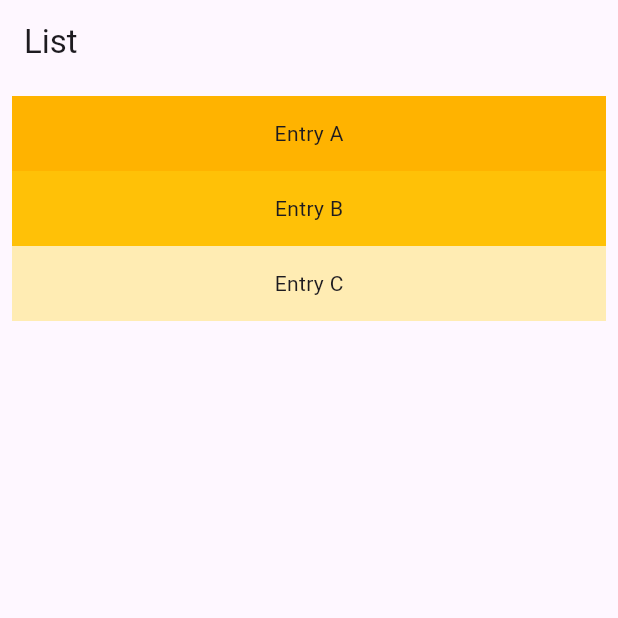
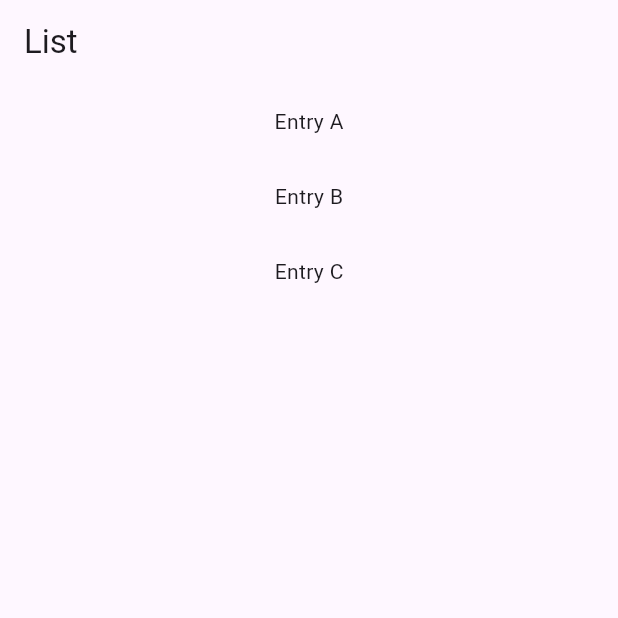
Before and after one commit to yokikoshimizu/Flutter_practice, a Flutter app: the screen it shows after launch, on a phone screen of 412 x 824 dp, the top half of it. Run offline on Flutter 3.47's test engine with Material 3 defaults, Android fonts, the phone set to English and light mode, and no system bars.

Commit message:
Commit ⑤ all

```diff
--- a/lib/first_page.dart
+++ b/lib/first_page.dart
@@ -1,7 +1,7 @@
 import 'package:flutter/material.dart';
 
 class FirstPage extends StatelessWidget {
-  const FirstPage({super.key}); // ← StatelessWidgetはconst推奨
+  final List<String> entries = <String>['A', 'B', 'C'];
 
   @override
   Widget build(BuildContext context) {
@@ -9,25 +9,16 @@ class FirstPage extends StatelessWidget {
       appBar: AppBar(
         title: const Text('List'),
       ),
-      body: ListView(
-        padding: const EdgeInsets.all(8),
-        children: <Widget>[
-          Container(
-            height: 50,
-            color: Colors.amber[600],
-            child: const Center(child: Text('Entry A')),
-          ),
-          Container(
-            height: 50,
-            color: Colors.amber[500],
-            child: const Center(child: Text('Entry B')),
-          ),
-          Container(
-            height: 50,
-            color: Colors.amber[100],
-            child: const Center(child: Text('Entry C')),
-          ),
-        ],
+      body: ListView.builder(
+          itemCount: entries.length,
+          itemBuilder: (BuildContext context, int index) {
+            return Center(
+              child: Container(
+                height: 50,
+                child: Center(child: Text('Entry ${entries[index]}')),
+              ),
+            );
+          },
       ),
     );
   }
```
